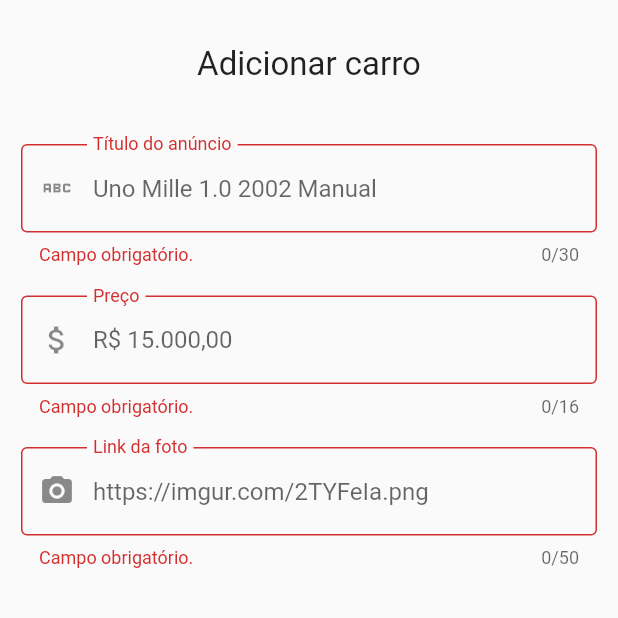
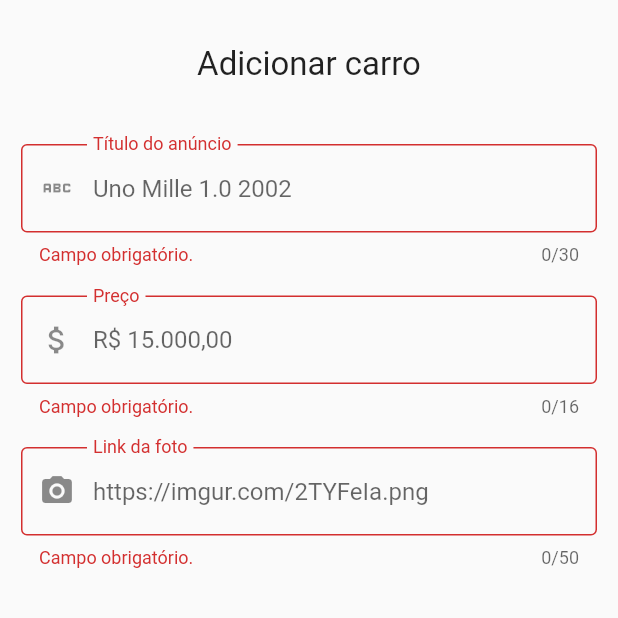
Before and after one commit to kelvinwieth/unicar, a Flutter app: the CarForm screen opened directly, after a tap on the "done" icon, on a phone screen of 412 x 824 dp, the top half of it. Run offline on Flutter 3.47's test engine with Material 2 defaults, Android fonts, the phone set to English and light mode, and no system bars; our stand-ins replace currency_text_input_formatter, equatable, flutter_bloc; network calls fail.

Commit message:
mvp add car

```diff
--- a/lib/repositories/car_repository.dart
+++ b/lib/repositories/car_repository.dart
@@ -9,17 +9,17 @@ abstract class CarRepository {
 class CarInMemoryRepository implements CarRepository {
   final List<Car> _cars = [
     Car(
-      title: 'Fiat Argo 1.0 Automático',
+      title: 'Fiat Argo 1.0 2022',
       price: 50000,
       photo: 'https://i.imgur.com/w4d9Vbkm.png',
     ),
     Car(
-      title: 'Fiat Toro 1.8 Automático',
+      title: 'Fiat Toro 1.8 2022',
       price: 150000,
       photo: 'https://i.imgur.com/2TYFeIam.png',
     ),
     Car(
-      title: 'Fiat Strada 1.3 Manual',
+      title: 'Fiat Strada 1.3 2021',
       price: 80000,
       photo: 'https://i.imgur.com/Ph0j8yim.png',
     ),
--- a/lib/views/cars_view.dart
+++ b/lib/views/cars_view.dart
@@ -52,7 +52,7 @@ class CarsView extends StatelessWidget {
         }
 
         return const Center(
-          child: Text('Opa'),
+          child: CircularProgressIndicator(),
         );
       },
     );
--- a/lib/widgets/car_form.dart
+++ b/lib/widgets/car_form.dart
@@ -2,6 +2,7 @@ import 'package:currency_text_input_formatter/currency_text_input_formatter.dart
 import 'package:flutter/material.dart';
 import 'package:flutter_bloc/flutter_bloc.dart';
 import 'package:unicar/cubits/cars_cubit.dart';
+import 'package:unicar/models/car.dart';
 
 class CarForm extends StatefulWidget {
   const CarForm({Key? key}) : super(key: key);
@@ -15,6 +16,12 @@ class _CarFormState extends State<CarForm> {
 
   @override
   Widget build(BuildContext context) {
+    var car = Car(
+      title: '',
+      price: 0,
+      photo: '',
+    );
+
     return Scaffold(
       resizeToAvoidBottomInset: false,
       body: SingleChildScrollView(
@@ -38,10 +45,11 @@ class _CarFormState extends State<CarForm> {
                   decoration: const InputDecoration(
                     prefixIcon: Icon(Icons.abc),
                     labelText: 'Título do anúncio',
-                    hintText: 'Uno Mille 1.0 2002 Manual',
+                    hintText: 'Uno Mille 1.0 2002',
                     floatingLabelBehavior: FloatingLabelBehavior.always,
                     border: OutlineInputBorder(),
                   ),
+                  onSaved: (value) => car.title = value!,
                 ),
                 const SizedBox(height: 20),
                 TextFormField(
@@ -62,6 +70,10 @@ class _CarFormState extends State<CarForm> {
                     floatingLabelBehavior: FloatingLabelBehavior.always,
                     border: OutlineInputBorder(),
                   ),
+                  onSaved: (value) {
+                    final price = value!.replaceAll('R\$', '').replaceAll('.', '').replaceAll(',', '.').trim();
+                    car.price = double.tryParse(price) ?? 0;
+                  },
                 ),
                 const SizedBox(height: 20),
                 TextFormField(
@@ -74,6 +86,7 @@ class _CarFormState extends State<CarForm> {
                     floatingLabelBehavior: FloatingLabelBehavior.always,
                     border: OutlineInputBorder(),
                   ),
+                  onSaved: (value) => car.photo = value!,
                 ),
               ],
             ),
@@ -105,8 +118,10 @@ class _CarFormState extends State<CarForm> {
                     return;
                   }
 
+                  _formKey.currentState!.save();
+
                   final cubit = BlocProvider.of<CarsCubit>(context);
-                  cubit.cancelCreation();
+                  cubit.addCar(car);
                 },
               ),
             ),
```
